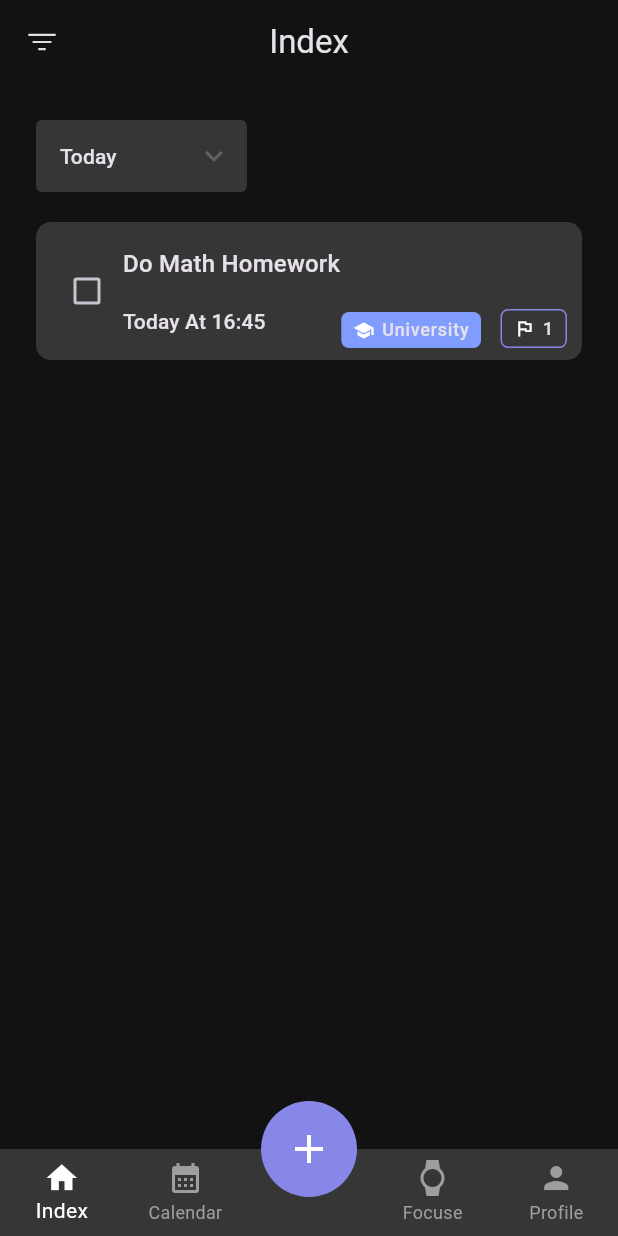
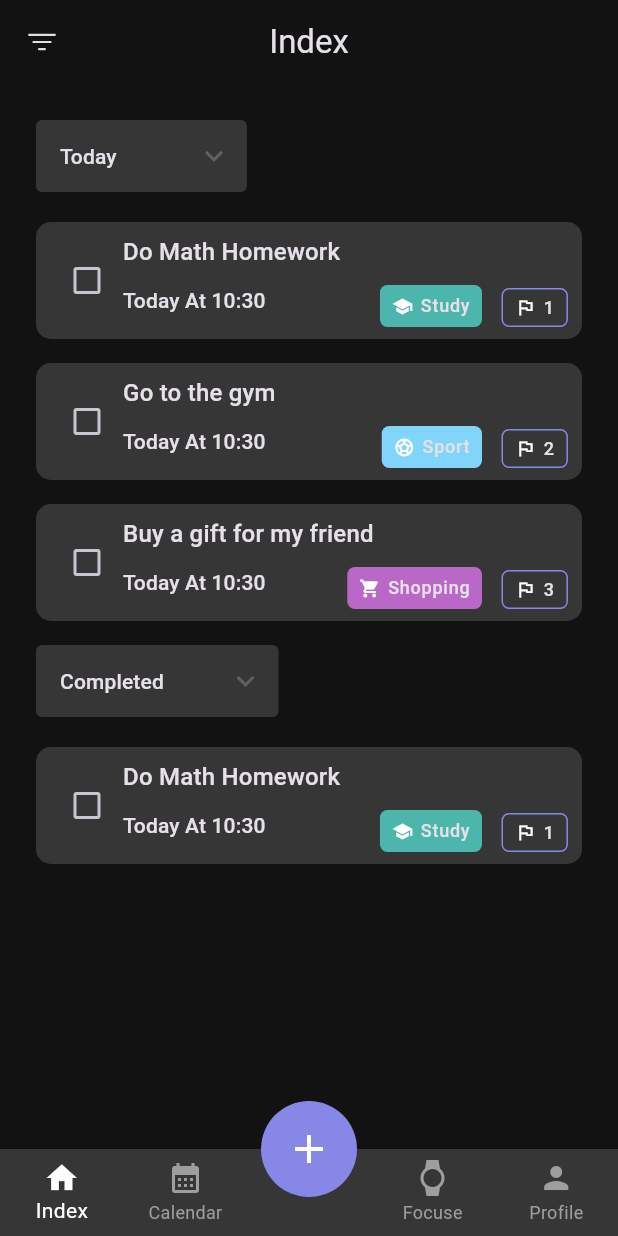
Before and after one commit to Sanjarbek17/really_simple_todolist_app, a Flutter app: the screen it shows after launch, on a phone screen of 412 x 824 dp. Run offline on Flutter 3.47's test engine with Material 3 defaults, Android fonts, the phone set to English and light mode, and no system bars; drawn by our look-alikes of dropdown_button2; our stand-ins replace equatable, flutter_svg.

Commit message:
models, dynamic cards

```diff
--- /dev/null
+++ b/devtools_options.yaml
@@ -0,0 +1,3 @@
+description: This file stores settings for Dart & Flutter DevTools.
+documentation: https://docs.flutter.dev/tools/devtools/extensions#configure-extension-enablement-states
+extensions:
--- /dev/null
+++ b/lib/models/category_model.dart
@@ -0,0 +1,19 @@
+import 'package:equatable/equatable.dart';
+import 'package:flutter/material.dart';
+
+class CategoryModel extends Equatable {
+  final String name;
+  final IconData? icon;
+  final String? iconPath;
+  final int color;
+
+  const CategoryModel({
+    required this.name,
+    this.icon,
+    this.iconPath,
+    required this.color,
+  });
+
+  @override
+  List<Object?> get props => [name];
+}
--- /dev/null
+++ b/lib/models/todo_model.dart
@@ -0,0 +1,47 @@
+import 'package:equatable/equatable.dart';
+import 'package:really_simple_todolist_app/models/category_model.dart';
+
+class ToDoModel extends Equatable {
+  final String title;
+  final String description;
+  final CategoryModel category;
+  final DateTime date;
+  final int priority;
+  final bool isCompleted;
+
+  const ToDoModel({
+    required this.title,
+    required this.description,
+    required this.category,
+    required this.date,
+    required this.priority,
+    required this.isCompleted,
+  });
+
+  ToDoModel copyWith({
+    String? title,
+    String? description,
+    CategoryModel? category,
+    DateTime? date,
+    int? priority,
+    bool? isCompleted,
+  }) {
+    return ToDoModel(
+      title: title ?? this.title,
+      description: description ?? this.description,
+      category: category ?? this.category,
+      date: date ?? this.date,
+      priority: priority ?? this.priority,
+      isCompleted: isCompleted ?? this.isCompleted,
+    );
+  }
+
+
+  @override
+  String toString() {
+    return 'ToDoModel(title: $title, description: $description, category: $category, date: $date, priority: $priority, isCompleted: $isCompleted)';
+  }
+
+  @override
+  List<Object?> get props => [title, description];
+}
--- a/lib/pages/home_screen.dart
+++ b/lib/pages/home_screen.dart
@@ -1,6 +1,7 @@
 import 'package:flutter/material.dart';
 import 'package:flutter_svg/svg.dart';
 import 'package:really_simple_todolist_app/core/extension/build_context_extension.dart';
+import 'package:really_simple_todolist_app/utils/data_list.dart';
 import 'package:really_simple_todolist_app/widgets/custom_card_widget.dart';
 import 'package:really_simple_todolist_app/widgets/custom_dropdown_button.dart';
 import 'package:really_simple_todolist_app/gen/assets.gen.dart';
@@ -16,12 +17,18 @@ class _HomeScreenState extends State<HomeScreen> {
   bool isHave = true;
 
   String dropdownValue = 'Today';
+  String dropdownValue2 = 'Completed';
 
   List<List<String>> items = [
     ['Today', 'Today'],
     ['Tomorrow', 'Tomorrow'],
     ['Next 7 days', 'Next 7 days'],
     ['Custom', 'Custom'],
+  ];
+
+  List<List<String>> items2 = [
+    ['Completed', 'Completed'],
+    ['Not Completed', 'Not Completed'],
   ];
 
   void onChanged(String? value) {
@@ -45,18 +52,30 @@ class _HomeScreenState extends State<HomeScreen> {
           ? Padding(
               padding: const EdgeInsets.all(24.0),
               child: Column(
+                crossAxisAlignment: CrossAxisAlignment.start,
                 children: [
-                  Row(
-                    children: [
-                      CustomDropdownButton(
-                        dropdownValue: dropdownValue,
-                        items: items,
-                        onChanged: onChanged,
-                      )
-                    ],
+                  CustomDropdownButton(
+                    dropdownValue: dropdownValue,
+                    items: items,
+                    onChanged: onChanged,
                   ),
                   const SizedBox(height: 20),
-                  const CustomCardWidget()
+                  ListView.builder(
+                    shrinkWrap: true,
+                    itemBuilder: (context, index) {
+                      return CustomCardWidget(
+                        toDoModel: todoList[index],
+                      );
+                    },
+                    itemCount: todoList.length,
+                  ),
+                  CustomDropdownButton(
+                    dropdownValue: dropdownValue2,
+                    items: items2,
+                    onChanged: onChanged,
+                  ),
+                  const SizedBox(height: 20),
+                  CustomCardWidget(toDoModel: todoList[0]),
                 ],
               ),
             )
--- /dev/null
+++ b/lib/utils/data_list.dart
@@ -0,0 +1,43 @@
+import 'package:flutter/material.dart';
+import 'package:really_simple_todolist_app/models/category_model.dart';
+import 'package:really_simple_todolist_app/models/todo_model.dart';
+
+List<CategoryModel> categoryList = [
+  const CategoryModel(name: 'Work', icon: Icons.work, color: 0xFFE57373),
+  const CategoryModel(name: 'Personal', icon: Icons.person, color: 0xFF81C784),
+  const CategoryModel(name: 'Meeting', icon: Icons.meeting_room, color: 0xFF64B5F6),
+  const CategoryModel(name: 'Shopping', icon: Icons.shopping_cart, color: 0xFFBA68C8),
+  const CategoryModel(name: 'Party', icon: Icons.party_mode, color: 0xFFF06292),
+  const CategoryModel(name: 'Study', icon: Icons.school, color: 0xFF4DB6AC),
+  const CategoryModel(name: 'Sport', icon: Icons.sports_soccer, color: 0xFF81D4FA),
+  const CategoryModel(name: 'Travel', icon: Icons.airplanemode_active, color: 0xFF64B5F6),
+  const CategoryModel(name: 'Health', icon: Icons.local_hospital, color: 0xFF4DB6AC),
+  const CategoryModel(name: 'Other', icon: Icons.category, color: 0xFFE57373),
+];
+
+List<ToDoModel> todoList = [
+  ToDoModel(
+    title: 'Do Math Homework',
+    description: 'Do the math homework that is given by the teacher.',
+    category: categoryList[5],
+    date: DateTime.now(),
+    priority: 1,
+    isCompleted: false,
+  ),
+  ToDoModel(
+    title: 'Go to the gym',
+    description: 'Go to the gym and do the exercises.',
+    category: categoryList[6],
+    date: DateTime.now(),
+    priority: 2,
+    isCompleted: false,
+  ),
+  ToDoModel(
+    title: 'Buy a gift for my friend',
+    description: 'Buy a gift for my friend\'s birthday.',
+    category: categoryList[3],
+    date: DateTime.now(),
+    priority: 3,
+    isCompleted: false,
+  ),
+];
--- a/lib/widgets/custom_card_widget.dart
+++ b/lib/widgets/custom_card_widget.dart
@@ -1,15 +1,21 @@
 import 'package:flutter/material.dart';
 import 'package:really_simple_todolist_app/core/extension/build_context_extension.dart';
 import 'package:really_simple_todolist_app/core/theme/custom_colors.dart';
+import 'package:really_simple_todolist_app/models/todo_model.dart';
 
 class CustomCardWidget extends StatelessWidget {
+  final ToDoModel toDoModel;
   const CustomCardWidget({
     super.key,
+    required this.toDoModel,
   });
 
   @override
   Widget build(BuildContext context) {
-    return Container(
+    return Padding(
+      padding: const EdgeInsets.only(bottom: 16.0),
+      child: Container(
+        width: MediaQuery.sizeOf(context).width,
         padding: const EdgeInsets.symmetric(horizontal: 10.0, vertical: 8.0),
         decoration: BoxDecoration(
           color: CustomColors.secondaryColor,
@@ -19,33 +25,34 @@ class CustomCardWidget extends StatelessWidget {
           children: [
             // TODO: Make this circle
             Checkbox(
-            value: false,
+              value: toDoModel.isCompleted,
               onChanged: (value) {},
             ),
-          Column(
+            SizedBox(
+              width: MediaQuery.sizeOf(context).width * 0.72,
+              child: Column(
                 crossAxisAlignment: CrossAxisAlignment.start,
                 children: [
-              Text('Do Math Homework', style: context.tm),
-              const SizedBox(height: 16),
-              Text('Today At 16:45', style: context.ts),
-            ],
-          ),
-          const Spacer(),
-          Column(
-            mainAxisAlignment: MainAxisAlignment.end,
+                  Text(toDoModel.title, style: context.tm),
+                  const SizedBox(height: 10),
+                  Row(
+                    mainAxisAlignment: MainAxisAlignment.spaceBetween,
+                    crossAxisAlignment: CrossAxisAlignment.start,
                     children: [
-              const SizedBox(height: 50),
+                      Text('Today At ${toDoModel.date.hour}:${toDoModel.date.minute}', style: context.ts),
+
                       Row(
+                        mainAxisSize: MainAxisSize.min,
                         crossAxisAlignment: CrossAxisAlignment.end,
                         children: [
                           Container(
-                    padding: const EdgeInsets.symmetric(horizontal: 8, vertical: 4),
-                    decoration: BoxDecoration(color: CustomColors.blue, borderRadius: BorderRadius.circular(5)),
+                            padding: const EdgeInsets.symmetric(horizontal: 8, vertical: 6),
+                            decoration: BoxDecoration(color: Color(toDoModel.category.color), borderRadius: BorderRadius.circular(5)),
                             child: Row(
                               children: [
-                        const Icon(Icons.school, size: 14),
+                                Icon(toDoModel.category.icon, size: 14),
                                 const SizedBox(width: 5),
-                        Text('University', style: context.lm),
+                                Text(toDoModel.category.name, style: context.lm),
                               ],
                             ),
                           ),
@@ -57,15 +64,19 @@ class CustomCardWidget extends StatelessWidget {
                               children: [
                                 const Icon(Icons.flag_outlined, size: 14),
                                 const SizedBox(width: 5),
-                        Text('1', style: context.lm),
+                                Text(toDoModel.priority.toString(), style: context.lm),
                               ],
                             ),
                           )
                         ],
                       )
                     ],
-          )
+                  ),
                 ],
+              ),
+            ),
+          ],
+        ),
       ),
     );
   }
--- a/pubspec.yaml
+++ b/pubspec.yaml
@@ -38,6 +38,7 @@ dependencies:
   provider: ^6.1.2
   flutter_svg: ^2.0.13
   dropdown_button2: ^2.3.9
+  equatable: ^2.0.5
 
 
 dev_dependencies:
```
Also changed, not shown: pubspec.lock. Lines whose indentation alone changed are shown as unchanged.
